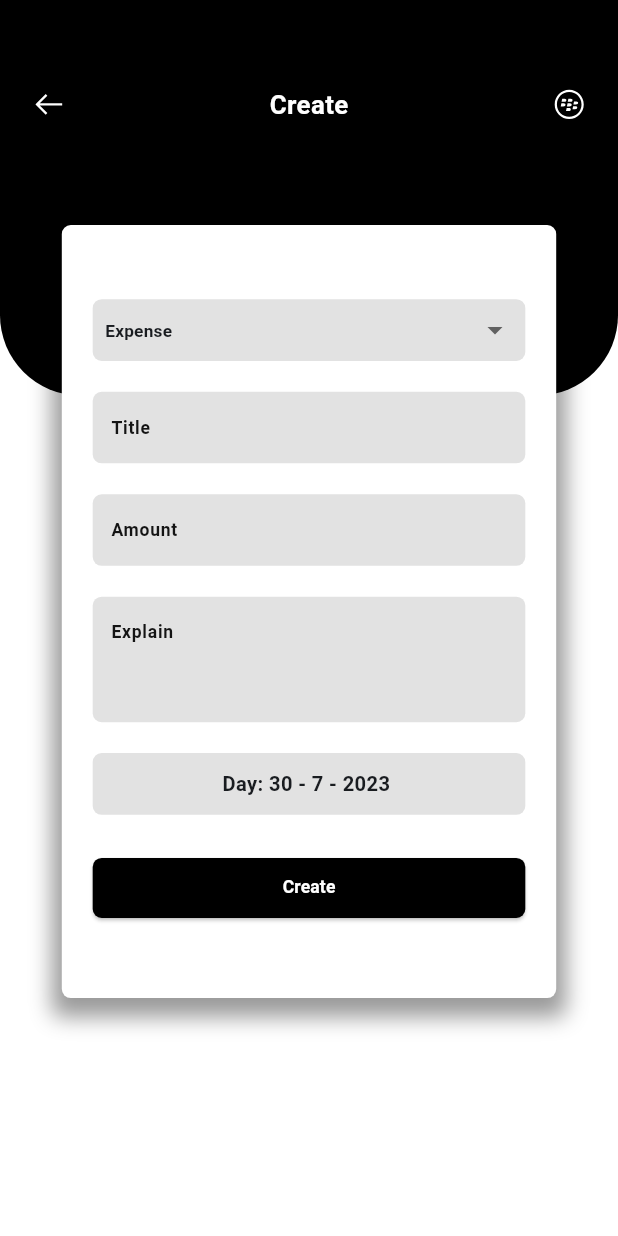
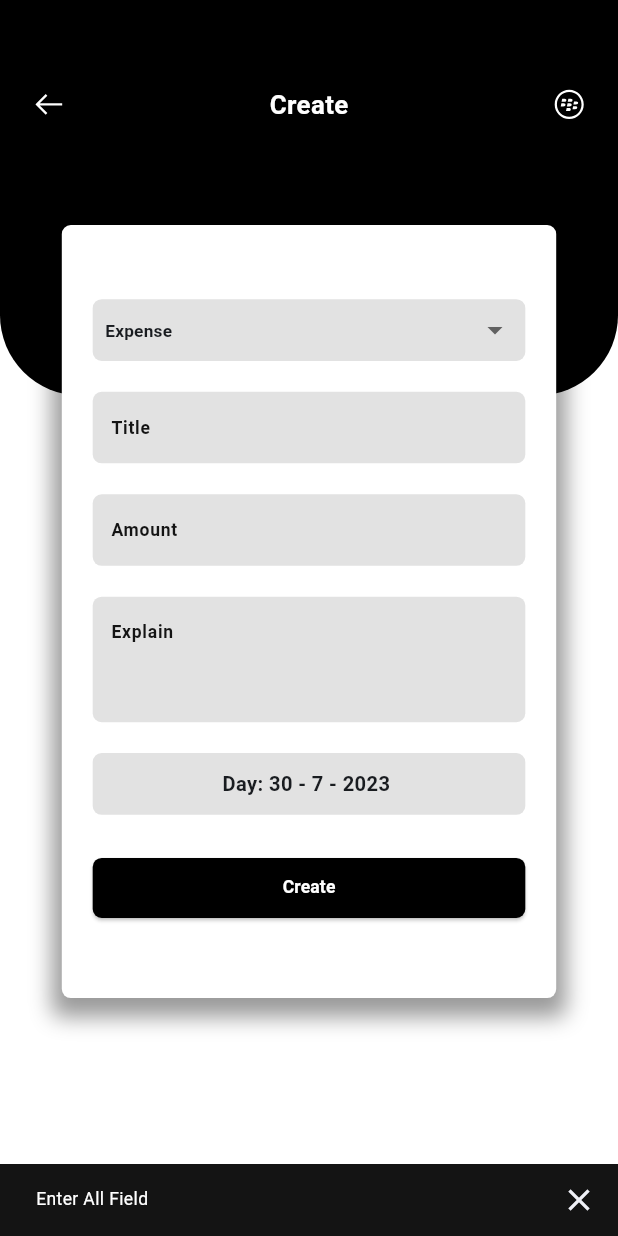
Before and after one commit to chrisokoriedev/finance_app_repo, a Flutter app: the CreateExpenseView screen opened by its route, after a tap on "Create", on a phone screen of 412 x 824 dp. Run offline on Flutter 3.47's test engine with Material 2 defaults, Android fonts, the phone set to English and light mode, and no system bars; our stand-ins replace flutter_riverpod, gap, go_router, hive, hive_flutter, line_icons and 3 more; accounts and stored records are empty.

Commit message:
omo go bee

```diff
--- a/lib/features/CreateExpense/create_expense_view.dart
+++ b/lib/features/CreateExpense/create_expense_view.dart
@@ -199,6 +199,9 @@ class CreateExpenseView extends ConsumerWidget {
                           backgroundColor: MaterialStateColor.resolveWith(
                               (states) => AppColor.kBlackColor)),
                       onPressed: () {
+                        if (expenseTitleController.text.isNotEmpty &&
+                            expenseDescripritionController.text.isNotEmpty &&
+                            expenseDescripritionController.text.isNotEmpty) {
                           var add = CreateExpenseModel(
                               expenseTitleController.text,
                               expenseAmountController.text,
@@ -206,6 +209,19 @@ class CreateExpenseView extends ConsumerWidget {
                               expenseDescripritionController.text,
                               choosedDate);
                           boxUse.add(add);
+                          context.pop();
+                        } else {
+                          SnackBar snackBar = SnackBar(
+                            backgroundColor: AppColor.kDarkGreyColor,
+                            content: Text(
+                              'Enter All Field',
+                              style: TextStyle(
+                                  fontSize: 14.sp, color: AppColor.kWhitColor),
+                            ),
+                            showCloseIcon: true,
+                          );
+                          ScaffoldMessenger.of(context).showSnackBar(snackBar);
+                        }
                       },
                       child: Text(
                         'Create',
--- a/lib/features/homepage/hompage.dart
+++ b/lib/features/homepage/hompage.dart
@@ -1,4 +1,7 @@
+import 'package:expense_app/model/create_expense.dart';
 import 'package:flutter/material.dart';
+import 'package:gap/gap.dart';
+import 'package:hive_flutter/adapters.dart';
 import 'package:responsive_sizer/responsive_sizer.dart';
 
 import '../../utils/colors.dart';
@@ -9,6 +12,7 @@ class HomePage extends StatelessWidget {
 
   @override
   Widget build(BuildContext context) {
+    final box = Hive.box<CreateExpenseModel>('data');
     return Scaffold(
         body: CustomScrollView(
       slivers: [
@@ -18,7 +22,9 @@ class HomePage extends StatelessWidget {
         SliverToBoxAdapter(
           child: Padding(
             padding: EdgeInsets.all(15.sp),
-            child: Column(children: [
+            child: Column(
+              crossAxisAlignment: CrossAxisAlignment.start,
+              children: [
               Row(
                 mainAxisAlignment: MainAxisAlignment.spaceBetween,
                 children: [
@@ -37,7 +43,38 @@ class HomePage extends StatelessWidget {
                         fontWeight: FontWeight.w500),
                   ),
                 ],
-              )
+              ),
+              // Container(
+              //   color: AppColor.kDarkGreyColor,
+              //   child: ValueListenableBuilder(
+              //       valueListenable: box.listenable(),
+              //       builder: (context, Box<dynamic> box, Widget? child) {
+              //         final userList = box.values.toList();
+
+              //         if (userList.isEmpty) {
+              //           return Text('No users in the box');
+              //         } else {
+              //           return ListView.builder(
+              //             itemCount: userList.length,
+              //             itemBuilder: (context, index) {
+              //               final user = userList[index];
+              //               return ListTile(
+              //                 title: Text(
+              //                   user.name,
+              //                   style: TextStyle(color: AppColor.kBlackColor),
+              //                 ),
+              //                 subtitle: Text(user.expenseType.toString(),
+              //                     style: TextStyle(color: AppColor.kBlackColor)),
+              //               );
+              //             },
+              //           );
+              //         }
+              //       }),
+              // )
+
+
+
+
             ]),
           ),
         ),
```
Lines whose indentation alone changed are shown as unchanged.
